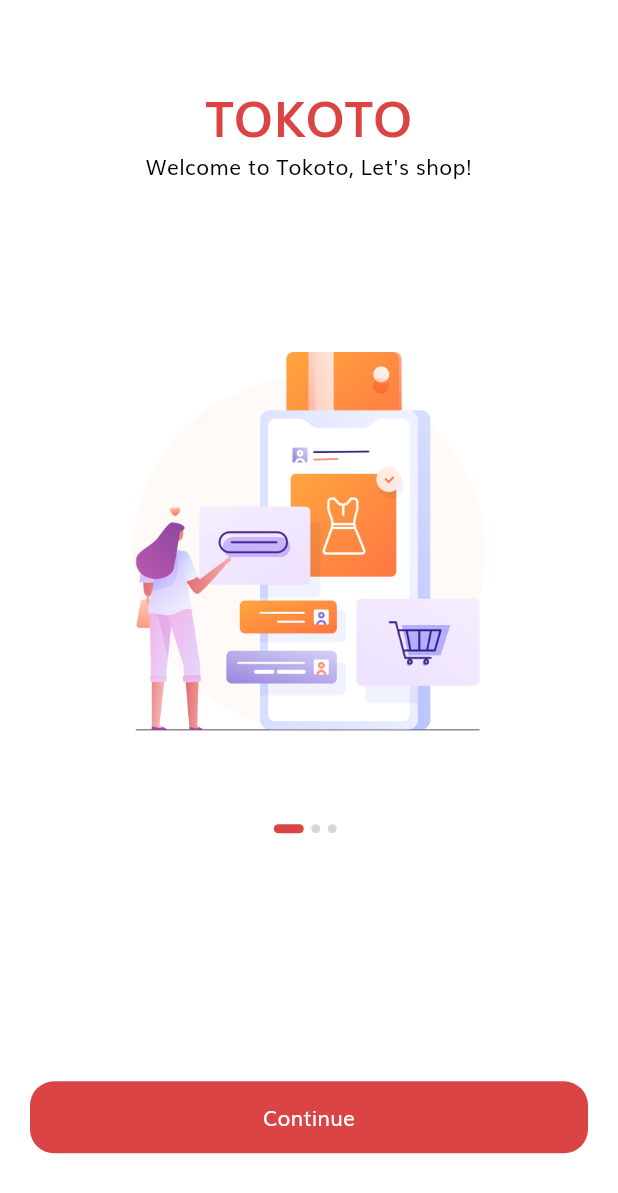
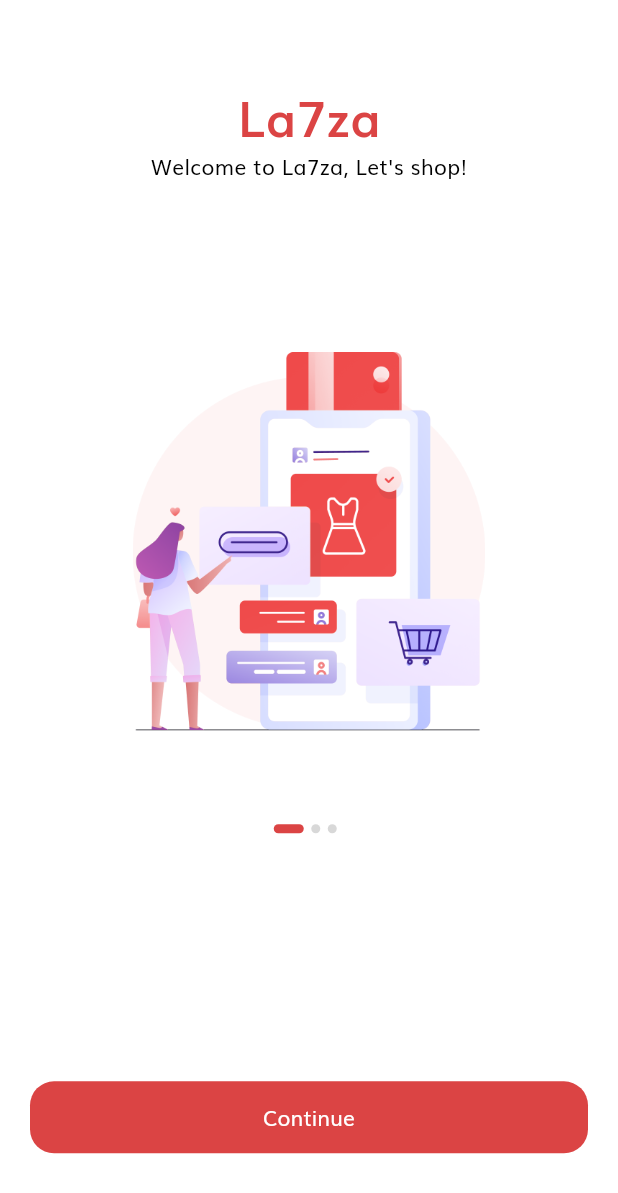
Before and after one commit to mfathy70/La7za, a Flutter app: the SplashScreen screen opened by its route, on a phone screen of 412 x 824 dp. Shown: the top 1193 px of the screen. Run offline on Flutter 3.47's test engine with Material 3 defaults, Android fonts, the phone set to English and light mode, and no system bars; our stand-ins replace carousel_slider, flutter_rating_bar, flutter_svg, fluttertoast, get_it, loading_animation_widget and 2 more; accounts and stored records are empty; network calls fail.

Commit message:
commit 3

```diff
--- a/lib/screens/init_screen.dart
+++ b/lib/screens/init_screen.dart
@@ -1,7 +1,7 @@
 import 'package:flutter/material.dart';
 import 'package:flutter_svg/flutter_svg.dart';
 import 'package:shop_app/constants.dart';
-import 'package:shop_app/screens/favorite/favorite_screen.dart';
+import 'package:shop_app/screens/wishlist/wishlist_screen.dart';
 import 'package:shop_app/screens/home/home_screen.dart';
 import 'package:shop_app/screens/profile/profile_screen.dart';
 
@@ -27,7 +27,7 @@ class _InitScreenState extends State<InitScreen> {
 
   final pages = [
     const HomeScreen(),
-    const FavoriteScreen(),
+    const WishlistScreen(),
     const Center(
       child: Text("Chat"),
     ),
--- a/lib/screens/splash/components/splash_content.dart
+++ b/lib/screens/splash/components/splash_content.dart
@@ -21,16 +21,19 @@ class _SplashContentState extends State<SplashContent> {
       children: <Widget>[
         const Spacer(),
         const Text(
-          "TOKOTO",
+          "La7za",
           style: TextStyle(
             fontSize: 32,
             color: kPrimaryColor,
             fontWeight: FontWeight.bold,
           ),
         ),
-        Text(
-          widget.text!,
-          textAlign: TextAlign.center,
+        Padding(
+          padding: const EdgeInsets.symmetric(horizontal: 8),
+          child: Text(
+            widget.text!,
+            textAlign: TextAlign.center,
+          ),
         ),
         const Spacer(flex: 2),
         Image.asset(
--- a/lib/screens/splash/splash_screen.dart
+++ b/lib/screens/splash/splash_screen.dart
@@ -44,16 +44,16 @@ class _SplashScreenState extends State<SplashScreen> {
   int currentPage = 0;
   List<Map<String, String>> splashData = [
     {
-      "text": "Welcome to Tokoto, Let's shop!",
+      "text": "Welcome to La7za, Let's shop!",
       "image": "assets/images/splash_1.png"
     },
     {
       "text":
-          "We help people conect with store \naround United State of America",
+          "Discover a personalized shopping experience like never before with our AI-powered ecommerce app!",
       "image": "assets/images/splash_2.png"
     },
     {
-      "text": "We show the easy way to shop. \nJust stay at home with us",
+      "text": "Experience the joy of effortless shopping with AI that understands you better with every click.",
       "image": "assets/images/splash_3.png"
     },
   ];
```
Also changed, not shown: lib/core/provider/products_provider.dart (+21 -0 lines), lib/screens/favorite/favorite_screen.dart (deleted, +0 -46 lines), lib/screens/wishlist/wishlist_screen.dart (added, +69 -0 lines), assets/images/splash_1.png, assets/images/splash_2.png, assets/images/splash_3.png.
